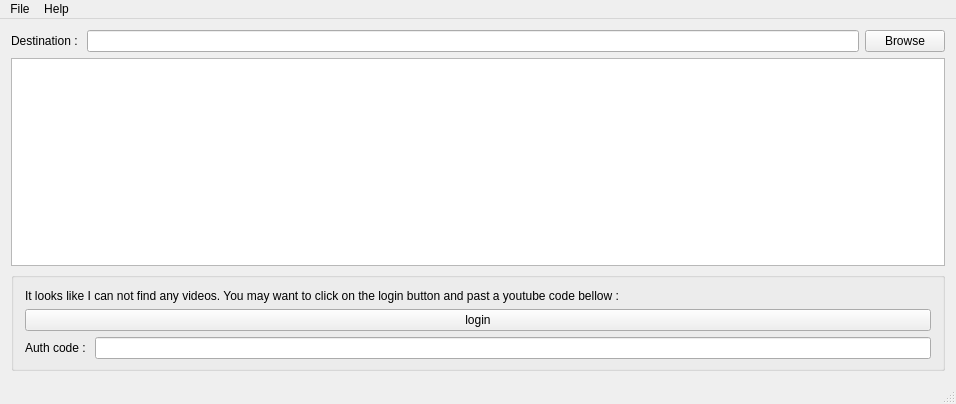
karlito139/rss_youtube_dl, file mainwindow.ui: the form before one commit.
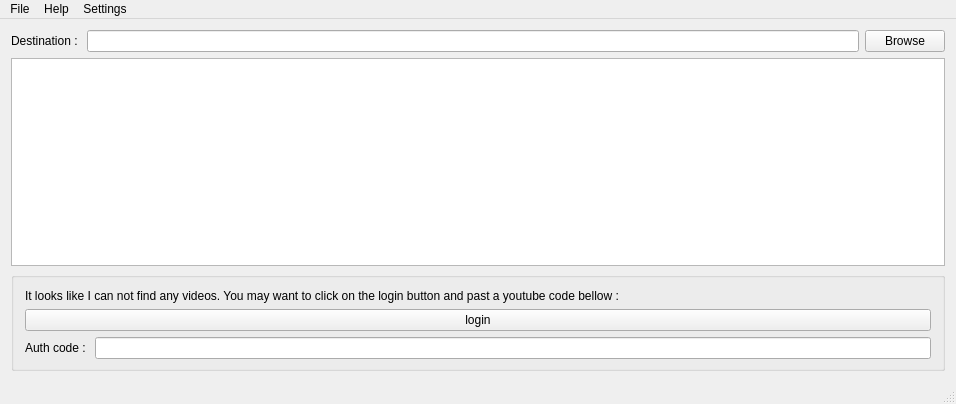
The form after the commit. Icons and pictures are not drawn.

Patch:
```diff
--- a/mainwindow.ui
+++ b/mainwindow.ui
@@ -153,7 +153,7 @@
      <x>0</x>
      <y>0</y>
      <width>956</width>
-     <height>22</height>
+     <height>21</height>
     </rect>
    </property>
    <widget class="QMenu" name="menuFile">
@@ -168,8 +168,15 @@
     </property>
     <addaction name="actionAbout"/>
    </widget>
+   <widget class="QMenu" name="menuSettings">
+    <property name="title">
+     <string>Settings</string>
+    </property>
+    <addaction name="actionDisk_Space_limit"/>
+   </widget>
    <addaction name="menuFile"/>
    <addaction name="menuHelp"/>
+   <addaction name="menuSettings"/>
   </widget>
   <widget class="QStatusBar" name="statusBar"/>
   <action name="actionQuite">
```
Left out of the diff: 5 changed lines with no effect on the pictures.
